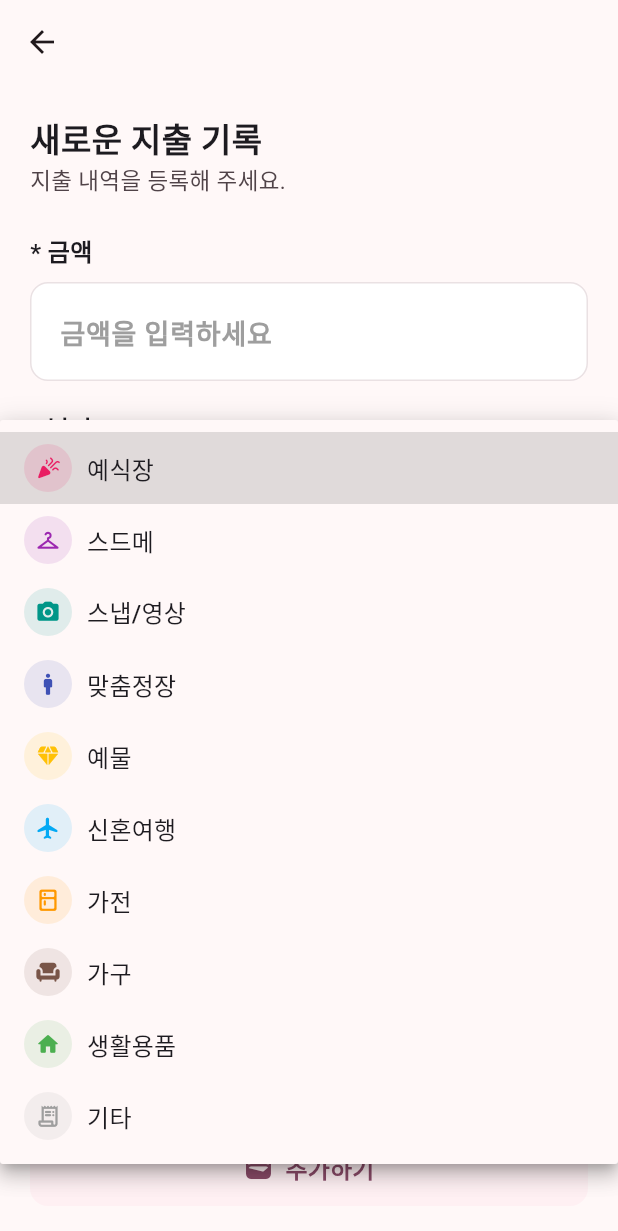
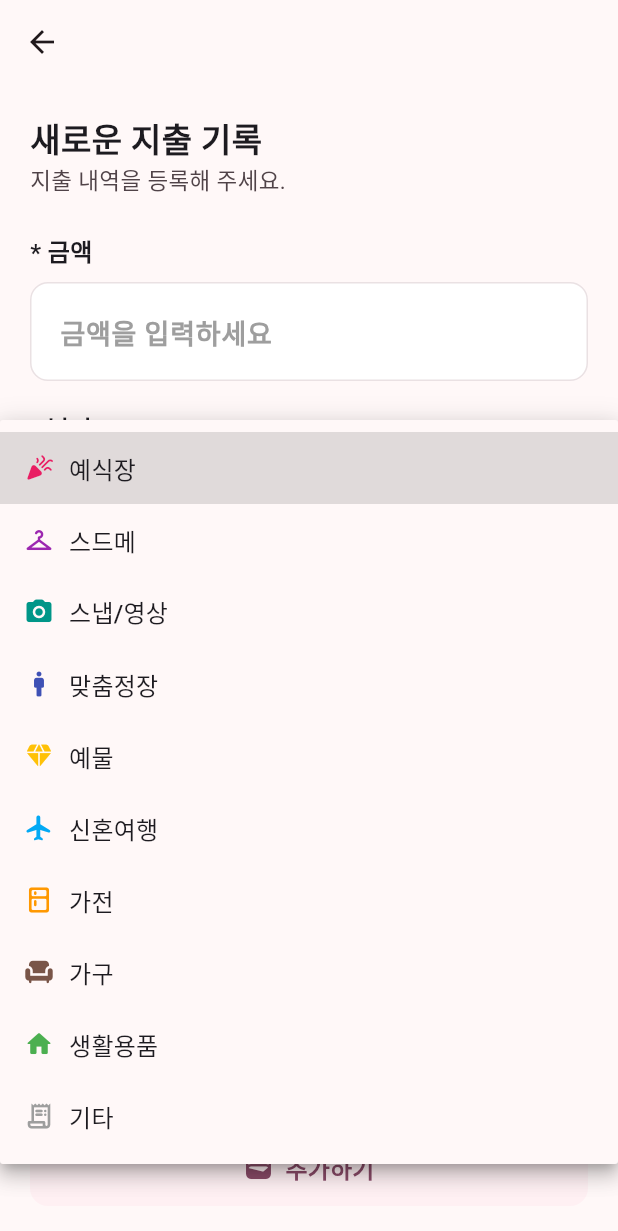
Before and after one commit to byeon-ji-young/wedding_money_manager_mobile, a Flutter app: the ExpenseRegisterScreen screen opened directly, after a tap on "예식장", on a phone screen of 412 x 824 dp. Shown: the top 1231 px of the screen. Run offline on Flutter 3.47's test engine with Material 3 defaults, Android fonts, the phone set to English and light mode, and no system bars; our stand-ins replace file_picker, google_fonts, sqflite; accounts and stored records are empty; Roboto replaces fonts that are missing (Jua).

Commit message:
style: 카테고리 및 결제수단 드롭다운 아이콘 개선

```diff
--- a/lib/screens/expense_register_screen.dart
+++ b/lib/screens/expense_register_screen.dart
@@ -413,18 +413,10 @@ class _ExpenseRegisterScreenState extends State<ExpenseRegisterScreen> {
                   value: category.id,
                   child: Row(
                     children: [
-                      Container(
-                        width: 32,
-                        height: 32,
-                        decoration: BoxDecoration(
-                          color: categoryColor.withValues(alpha: 0.12),
-                          shape: BoxShape.circle,
-                        ),
-                        child: Icon(
-                          getCategoryIcon(category.name),
-                          color: categoryColor,
-                          size: 17,
-                        ),
+                      Icon(
+                        getCategoryIcon(category.name),
+                        color: categoryColor,
+                        size: 20,
                       ),
                       const SizedBox(width: 10),
                       Text(category.name),
```
Also changed, not shown: lib/screens/statistics_screen.dart (+18 -8 lines).
